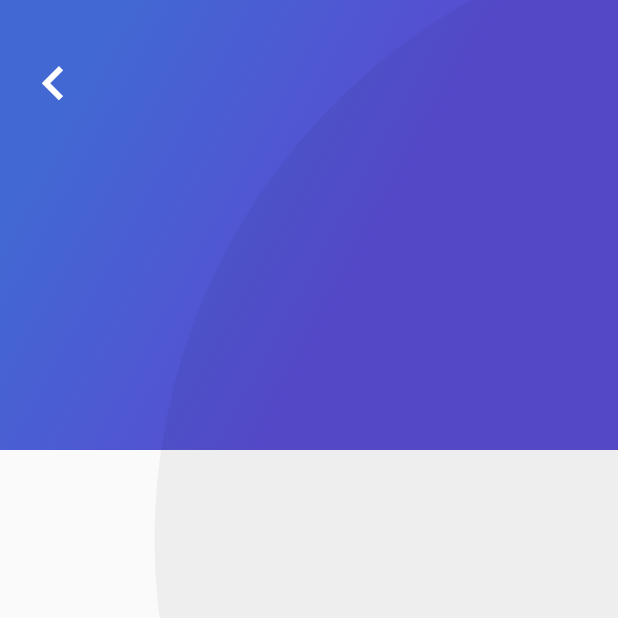
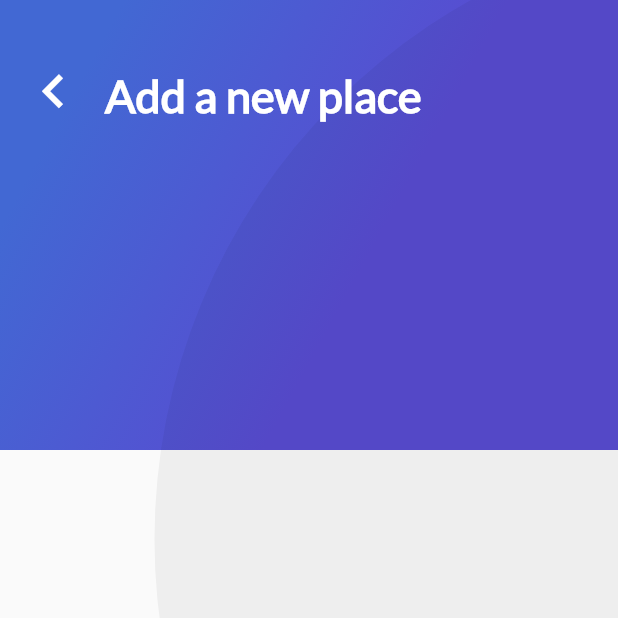
Before and after one commit to jorgesarabia/adv_flutter, a Flutter app: the AddPlaceScreen screen opened directly, on a phone screen of 412 x 824 dp, the top half of it. Run offline on Flutter 3.47's test engine with Material 2 defaults, Android fonts, the phone set to English and light mode, and no system bars; our stand-ins replace cloud_firestore, firebase_auth, google_sign_in; missing offline and left inert: generic_bloc_provider; accounts and stored records are empty.

```diff
--- a/lib/Place/ui/screens/add_place_screen.dart
+++ b/lib/Place/ui/screens/add_place_screen.dart
@@ -2,6 +2,7 @@ import 'dart:io';
 
 import 'package:flutter/material.dart';
 import 'package:platzi_trips_app/widgets/gradient_back.dart';
+import 'package:platzi_trips_app/widgets/title_header.dart';
 
 class AddPlaceScreen extends StatefulWidget {
 
@@ -45,6 +46,7 @@ class _AddPlaceScreenState extends State<AddPlaceScreen> {
                   ),
                 ),
               ),
+              TitleHeader(title: "Add a new place"),
             ],
           ),
         ],
--- /dev/null
+++ b/lib/widgets/text_input.dart
@@ -0,0 +1,12 @@
+import 'package:flutter/material.dart';
+
+class TextInput extends StatelessWidget {
+
+  final String hintText;
+  final TextInputType inputType;
+
+  @override
+  Widget build(BuildContext context) {
+    return Container();
+  }
+}
--- /dev/null
+++ b/lib/widgets/title_header.dart
@@ -0,0 +1,30 @@
+import 'package:flutter/material.dart';
+
+class TitleHeader extends StatelessWidget {
+  String title;
+
+  TitleHeader({
+    Key key,
+    @required this.title,
+  });
+
+  @override
+  Widget build(BuildContext context) {
+    double screenWidth = MediaQuery.of(context).size.width;
+    return Flexible(
+      child: Container(
+        padding: EdgeInsets.only(top: 45,left: 20, right: 10),
+        width: screenWidth,
+        child: Text(
+          title,
+          style: TextStyle(
+            color: Colors.white,
+            fontFamily: "Lato",
+            fontSize: 30.0,
+            fontWeight: FontWeight.bold,
+          ),
+        ),
+      ),
+    );
+  }
+}
```
